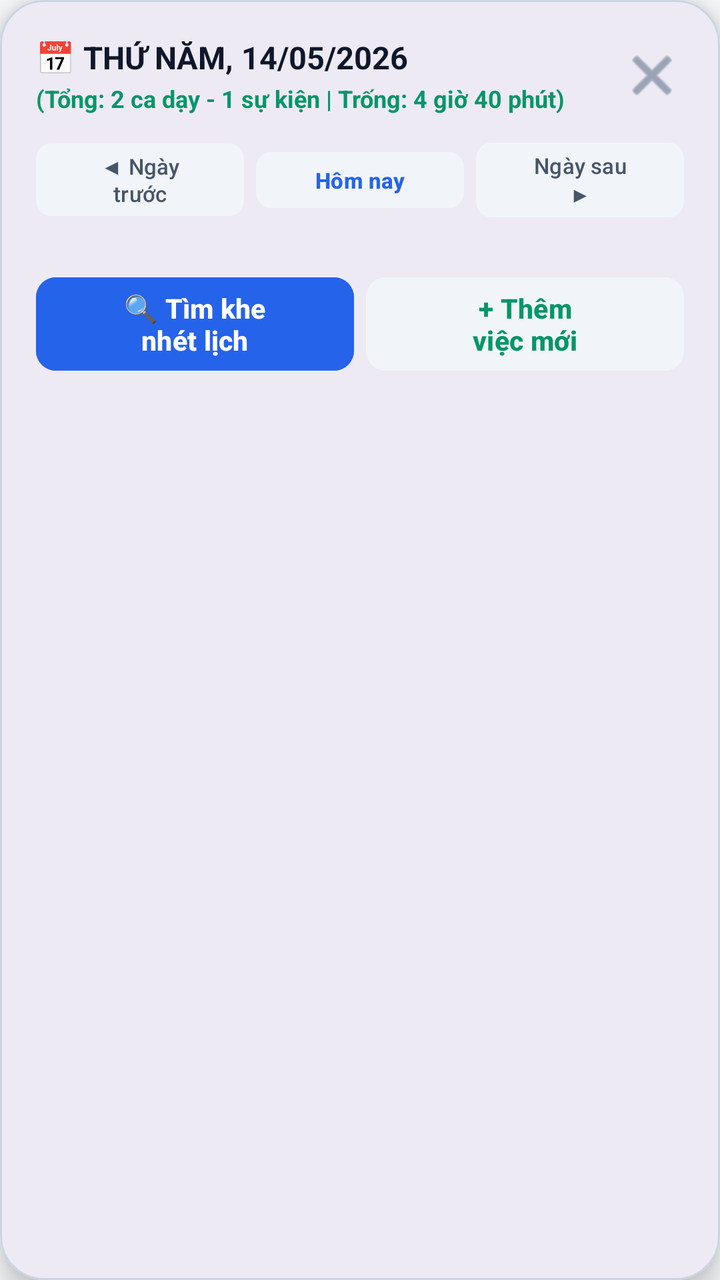
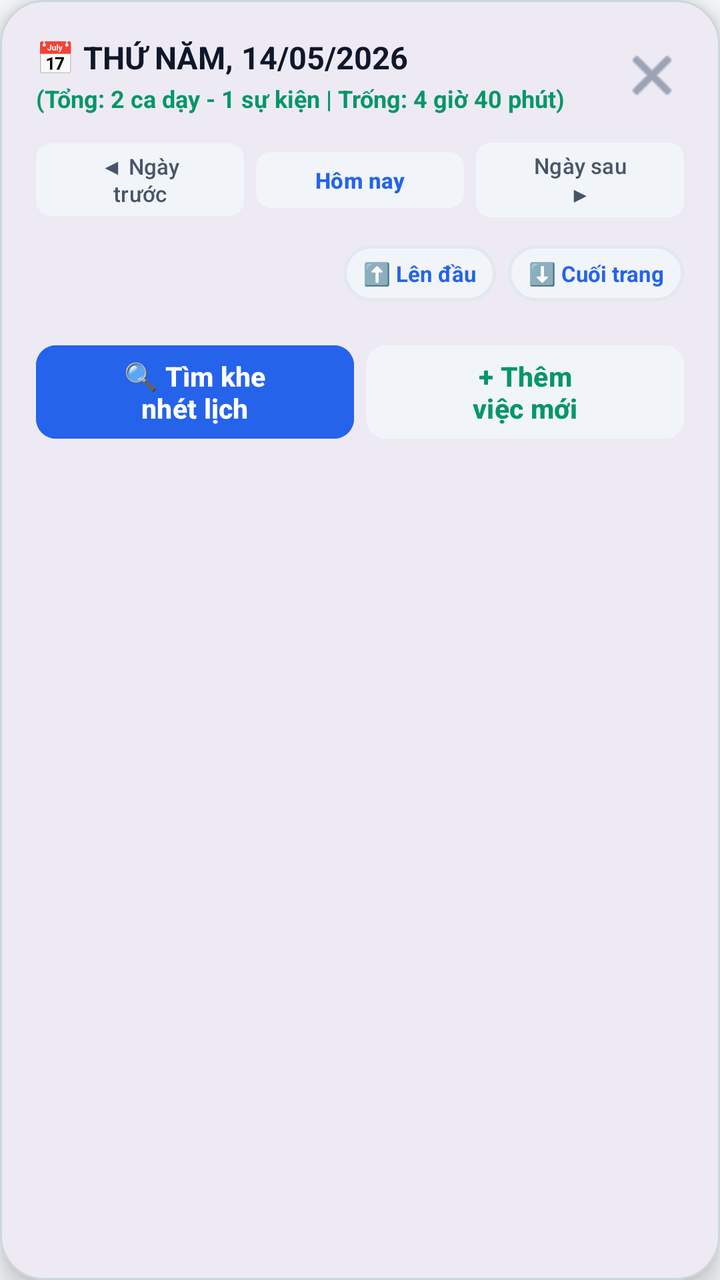

Compare the two renders of this Android layout. The source of the first and the diff that turns it into the second are given below.
<!-- AndroidManifest.xml: application theme Theme.LectuPlan -->
<!-- res/layout/dialog_continuous_timeline.xml -->
<?xml version="1.0" encoding="utf-8"?>
<com.google.android.material.card.MaterialCardView
    xmlns:android="http://schemas.android.com/apk/res/android"
    xmlns:app="http://schemas.android.com/apk/res-auto"
    android:layout_width="match_parent"
    android:layout_height="wrap_content"
    app:cardCornerRadius="22dp"
    app:cardElevation="8dp"
    app:strokeWidth="1dp"
    app:strokeColor="@color/border_default"
    app:cardBackgroundColor="@color/surface_card">

    <LinearLayout
        android:layout_width="match_parent"
        android:layout_height="wrap_content"
        android:orientation="vertical"
        android:padding="18dp">

        
        <LinearLayout
            android:layout_width="match_parent"
            android:layout_height="wrap_content"
            android:orientation="horizontal"
            android:gravity="center_vertical"
            android:layout_marginBottom="10dp">

            <LinearLayout
                android:layout_width="0dp"
                android:layout_height="wrap_content"
                android:layout_weight="1"
                android:orientation="vertical">

                <TextView
                    android:id="@+id/tvTimelineDayTitle"
                    android:layout_width="wrap_content"
                    android:layout_height="wrap_content"
                    android:text="📅 THỨ NĂM, 14/05/2026"
                    android:textSize="15.5sp"
                    android:textStyle="bold"
                    android:textColor="@color/text_primary" />

                <TextView
                    android:id="@+id/tvTimelineStatsSummary"
                    android:layout_width="wrap_content"
                    android:layout_height="wrap_content"
                    android:layout_marginTop="2dp"
                    android:text="(Tổng: 2 ca dạy - 1 sự kiện | Trống: 4 giờ 40 phút)"
                    android:textSize="12sp"
                    android:textColor="@color/accent_green"
                    android:textStyle="bold" />
            </LinearLayout>

            <ImageButton
                android:id="@+id/btnCloseTimelineDialog"
                android:layout_width="32dp"
                android:layout_height="32dp"
                android:background="?android:attr/selectableItemBackgroundBorderless"
                android:contentDescription="Đóng"
                android:src="@android:drawable/ic_menu_close_clear_cancel"
                app:tint="@color/nav_item_unselected_tint" />
        </LinearLayout>

        
        <LinearLayout
            android:layout_width="match_parent"
            android:layout_height="wrap_content"
            android:orientation="horizontal"
            android:gravity="center_vertical"
            android:layout_marginBottom="10dp">

            <Button
                android:id="@+id/btnTimelinePrevDay"
                android:layout_width="0dp"
                android:layout_height="wrap_content"
                android:minHeight="36dp"
                android:layout_weight="1"
                android:text="◀ Ngày trước"
                android:textSize="11sp"
                android:textColor="@color/text_secondary"
                android:backgroundTint="@color/surface_card_secondary"
                android:paddingVertical="4dp"
                app:cornerRadius="8dp" />

            <Button
                android:id="@+id/btnTimelineToday"
                android:layout_width="0dp"
                android:layout_height="wrap_content"
                android:minHeight="36dp"
                android:layout_weight="1"
                android:layout_marginHorizontal="6dp"
                android:text="Hôm nay"
                android:textSize="11sp"
                android:textColor="@color/accent_blue"
                android:backgroundTint="@color/surface_card_secondary"
                android:textStyle="bold"
                android:paddingVertical="4dp"
                app:cornerRadius="8dp" />

            <Button
                android:id="@+id/btnTimelineNextDay"
                android:layout_width="0dp"
                android:layout_height="wrap_content"
                android:minHeight="36dp"
                android:layout_weight="1"
                android:text="Ngày sau ▶"
                android:textSize="11sp"
                android:textColor="@color/text_secondary"
                android:backgroundTint="@color/surface_card_secondary"
                android:paddingVertical="4dp"
                app:cornerRadius="8dp" />
        </LinearLayout>

        
        <androidx.recyclerview.widget.RecyclerView
            android:id="@+id/rvTimelineStream"
            android:layout_width="match_parent"
            android:layout_height="0dp"
            android:layout_weight="1"
            android:scrollbars="vertical" />

        
        <LinearLayout
            android:layout_width="match_parent"
            android:layout_height="wrap_content"
            android:orientation="horizontal"
            android:gravity="center_vertical"
            android:layout_marginTop="12dp">

            <Button
                android:id="@+id/btnOpenSmartFinderFromTimeline"
                android:layout_width="0dp"
                android:layout_height="match_parent"
                android:minHeight="48dp"
                android:layout_weight="1"
                android:layout_marginEnd="6dp"
                android:text="🔍 Tìm khe\nnhét lịch"
                android:textColor="#FFFFFF"
                android:backgroundTint="#2563EB"
                android:textSize="13.5sp"
                android:textStyle="bold"
                app:cornerRadius="10dp" />

            <Button
                android:id="@+id/btnAddNewEventFromTimeline"
                android:layout_width="0dp"
                android:layout_height="match_parent"
                android:minHeight="48dp"
                android:layout_weight="1"
                android:text="+ Thêm\nviệc mới"
                android:textColor="@color/accent_green"
                android:backgroundTint="@color/surface_card_secondary"
                android:textSize="13.5sp"
                android:textStyle="bold"
                app:cornerRadius="10dp" />
        </LinearLayout>

    </LinearLayout>
</com.google.android.material.card.MaterialCardView>
<!-- resources referenced by this layout -->
<resources>
  <color name="accent_blue">#2563EB</color>
  <color name="accent_green">#059669</color>
  <color name="border_default">#CBD5E1</color>
  <color name="nav_item_unselected_tint">#64748B</color>
  <color name="surface_card">#FFFFFF</color>
  <color name="surface_card_secondary">#F1F5F9</color>
  <color name="text_primary">#0F172A</color>
  <color name="text_secondary">#475569</color>
  <style name="Theme.LectuPlan" parent="Base.Theme.LectuPlan" />
  <style name="Base.Theme.LectuPlan" parent="Theme.Material3.DayNight.NoActionBar">
          <item name="android:windowBackground">@color/window_background</item>
          <item name="colorSurface">@color/surface_card</item>
          <item name="colorOnSurface">@color/text_primary</item>
          <item name="colorSurfaceVariant">@color/surface_card_secondary</item>
          <item name="colorOnSurfaceVariant">@color/text_secondary</item>
          
          <item name="android:windowLightStatusBar" tools:targetApi="23">true</item>
          <item name="android:windowLightNavigationBar" tools:targetApi="27">true</item>
      </style>
  <color name="window_background">#F8FAFC</color>
</resources>

<!-- the commit's change to res/layout/dialog_continuous_timeline.xml (unified diff, before → after) -->
@@ -111,6 +111,44 @@
         </LinearLayout>
 
         
+        <LinearLayout
+            android:layout_width="match_parent"
+            android:layout_height="wrap_content"
+            android:orientation="horizontal"
+            android:gravity="end"
+            android:layout_marginBottom="6dp">
+
+            <TextView
+                android:id="@+id/btnTimelineScrollTop"
+                android:layout_width="wrap_content"
+                android:layout_height="28dp"
+                android:background="@drawable/bg_search_input"
+                android:gravity="center"
+                android:paddingHorizontal="10dp"
+                android:text="⬆️ Lên đầu"
+                android:textColor="@color/accent_blue"
+                android:textSize="11sp"
+                android:textStyle="bold"
+                android:clickable="true"
+                android:focusable="true"
+                android:layout_marginEnd="6dp" />
+
+            <TextView
+                android:id="@+id/btnTimelineScrollBottom"
+                android:layout_width="wrap_content"
+                android:layout_height="28dp"
+                android:background="@drawable/bg_search_input"
+                android:gravity="center"
+                android:paddingHorizontal="10dp"
+                android:text="⬇️ Cuối trang"
+                android:textColor="@color/accent_blue"
+                android:textSize="11sp"
+                android:textStyle="bold"
+                android:clickable="true"
+                android:focusable="true" />
+        </LinearLayout>
+
+        
         <androidx.recyclerview.widget.RecyclerView
             android:id="@+id/rvTimelineStream"
             android:layout_width="match_parent"
<!-- resource entries referenced after the edit -->
@@ -8,7 +8,18 @@
   <color name="surface_card_secondary">#F1F5F9</color>
   <color name="text_primary">#0F172A</color>
   <color name="text_secondary">#475569</color>
+  <!-- drawable bg_search_input (drawable) -->
+  <?xml version="1.0" encoding="utf-8"?>
+  <shape xmlns:android="http://schemas.android.com/apk/res/android"
+      android:shape="rectangle">
+      <solid android:color="@color/surface_card_secondary" />
+      <corners android:radius="14dp" />
+      <stroke
+          android:width="1.5dp"
+          android:color="@color/border_subtle" />
+  </shape>
   <style name="Theme.LectuPlan" parent="Base.Theme.LectuPlan" />
+  <color name="border_subtle">#E2E8F0</color>
   <style name="Base.Theme.LectuPlan" parent="Theme.Material3.DayNight.NoActionBar">
           <item name="android:windowBackground">@color/window_background</item>
           <item name="colorSurface">@color/surface_card</item>
